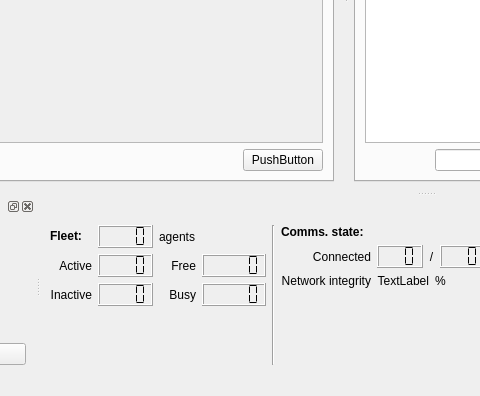
vguillet/gcs_mission_interface, file gcs_mission_interface/resources/uis/gsc_mission_interface_main.ui: the form before one commit; both pictures show x 205 to 685 and y 226 to 622 of the 1261 by 622 pixel window.
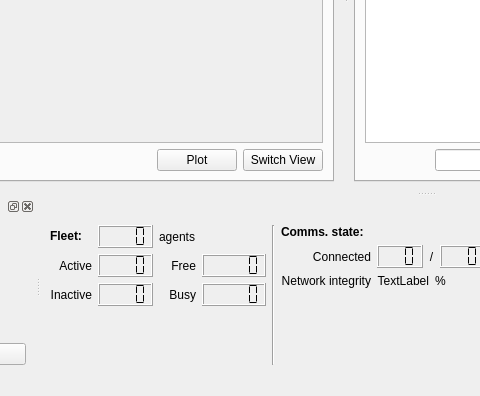
The form after the commit. The open tabs and pages were chosen to show the change.

Diff of the .ui file:
```diff
--- a/gcs_mission_interface/resources/uis/gsc_mission_interface_main.ui
+++ b/gcs_mission_interface/resources/uis/gsc_mission_interface_main.ui
@@ -272,10 +272,17 @@
             </property>
            </spacer>
           </item>
+          <item>
+           <widget class="QPushButton" name="pushButton_plot_allocation">
+            <property name="text">
+             <string>Plot</string>
+            </property>
+           </widget>
+          </item>
           <item>
            <widget class="QPushButton" name="pushButton_task_overview_view_switcher">
             <property name="text">
-             <string>PushButton</string>
+             <string>Switch View</string>
             </property>
            </widget>
           </item>
```
Left out of the diff: 19 changed lines with no effect on the pictures. Lines whose indentation alone changed are shown as unchanged.
